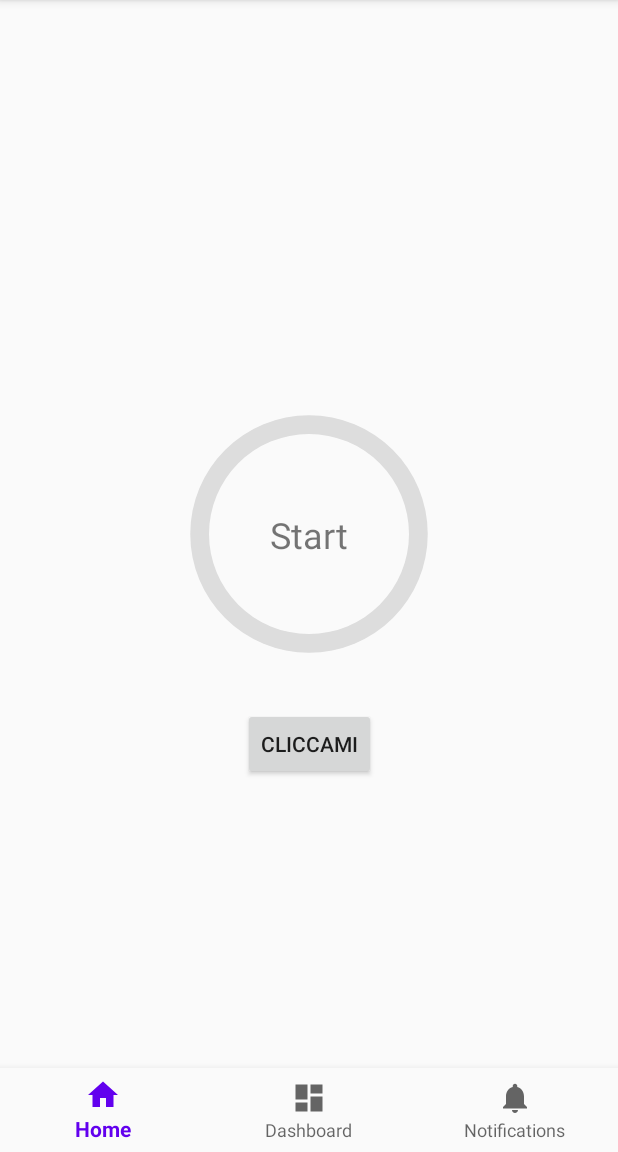
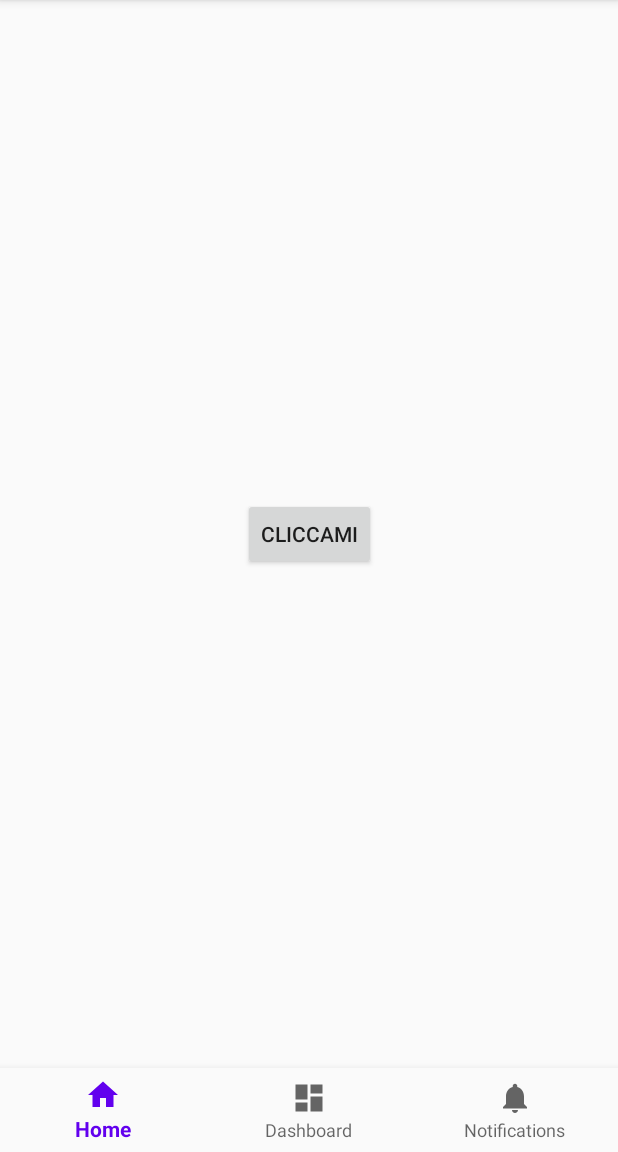
Before and after one commit to TheGhOsTz951/Mood-Diary, an Android app: the screen it shows after launch (MainActivity), on a phone screen of 412 x 824 dp, the part 84-1236 px from its top. Run offline under Robolectric (Android 15) with nearby library versions, the phone set to English and light mode, and no system bars.

Commit message:
Minor changes and removed some files

```diff
--- a/app/src/main/java/com/sasso/mood_diary/ui/home/HomeFragment.java
+++ b/app/src/main/java/com/sasso/mood_diary/ui/home/HomeFragment.java
@@ -137,8 +137,12 @@ public class HomeFragment extends Fragment {
     private void updateVisual() {
         if (mTimeRunning) {
             btnStart.setVisibility(View.INVISIBLE);
+            progressBar.setVisibility(View.VISIBLE);
+            txtCont.setVisibility(View.VISIBLE);
         } else {
             btnStart.setVisibility(View.VISIBLE);
+            progressBar.setVisibility(View.INVISIBLE);
+            txtCont.setVisibility(View.INVISIBLE);
         }
     }
 }
--- a/app/src/main/res/layout/activity_main.xml
+++ b/app/src/main/res/layout/activity_main.xml
@@ -1,7 +1,6 @@
 <?xml version="1.0" encoding="utf-8"?>
 <androidx.constraintlayout.widget.ConstraintLayout xmlns:android="http://schemas.android.com/apk/res/android"
     xmlns:app="http://schemas.android.com/apk/res-auto"
-    xmlns:tools="http://schemas.android.com/tools"
     android:id="@+id/container"
     android:layout_width="match_parent"
     android:layout_height="match_parent">
@@ -25,7 +24,6 @@
         app:layout_constraintBottom_toTopOf="@+id/nav_view"
         app:layout_constraintEnd_toEndOf="parent"
         app:layout_constraintStart_toStartOf="parent"
-        app:layout_constraintTop_toTopOf="parent"
-        app:menu="@navigation/mobile_navigation" />
+        app:layout_constraintTop_toTopOf="parent" />
 
 </androidx.constraintlayout.widget.ConstraintLayout>
--- a/app/src/main/res/layout/fragment_home.xml
+++ b/app/src/main/res/layout/fragment_home.xml
@@ -33,10 +33,10 @@
         android:id="@+id/btnStart"
         android:layout_width="wrap_content"
         android:layout_height="wrap_content"
-        android:layout_marginTop="16dp"
         android:text="Cliccami"
+        app:layout_constraintBottom_toBottomOf="parent"
         app:layout_constraintEnd_toEndOf="parent"
         app:layout_constraintStart_toStartOf="parent"
-        app:layout_constraintTop_toBottomOf="@+id/progress_bar" />
+        app:layout_constraintTop_toTopOf="parent" />
 
 </androidx.constraintlayout.widget.ConstraintLayout>
--- a/app/src/main/res/navigation/mobile_navigation.xml
+++ /dev/null
@@ -1,31 +0,0 @@
-<?xml version="1.0" encoding="utf-8"?>
-<navigation xmlns:android="http://schemas.android.com/apk/res/android"
-    xmlns:app="http://schemas.android.com/apk/res-auto"
-    xmlns:tools="http://schemas.android.com/tools"
-    android:id="@+id/mobile_navigation"
-    app:startDestination="@+id/navigation_home">
-
-    <fragment
-        android:id="@+id/navigation_home"
-        android:name="com.sasso.mood_diary.ui.home.HomeFragment"
-        android:label="@string/title_home"
-        tools:layout="@layout/fragment_home" />
-
-    <fragment
-        android:id="@+id/navigation_dashboard"
-        android:name="com.sasso.mood_diary.ui.dashboard.DashboardFragment"
-        android:label="@string/title_dashboard"
-        tools:layout="@layout/fragment_dashboard" />
-
-    <fragment
-        android:id="@+id/navigation_notifications"
-        android:name="com.sasso.mood_diary.ui.notifications.NotificationsFragment"
-        android:label="@string/title_notifications"
-        tools:layout="@layout/fragment_notifications" />
-
-    <fragment
-        android:id="@+id/navigation_test"
-        android:name="com.sasso.mood_diary.ui.test.TestFragment"
-        android:label="Test"
-        tools:layout="@layout/fragment_test" />
-</navigation>
```
Also changed, not shown: app/src/main/java/com/sasso/mood_diary/ui/dashboard/DashboardViewModel.java (deleted, +0 -19 lines), app/src/main/java/com/sasso/mood_diary/ui/home/HomeViewModel.java (deleted, +0 -19 lines), app/src/main/java/com/sasso/mood_diary/ui/notifications/NotificationsViewModel.java (deleted, +0 -19 lines).
